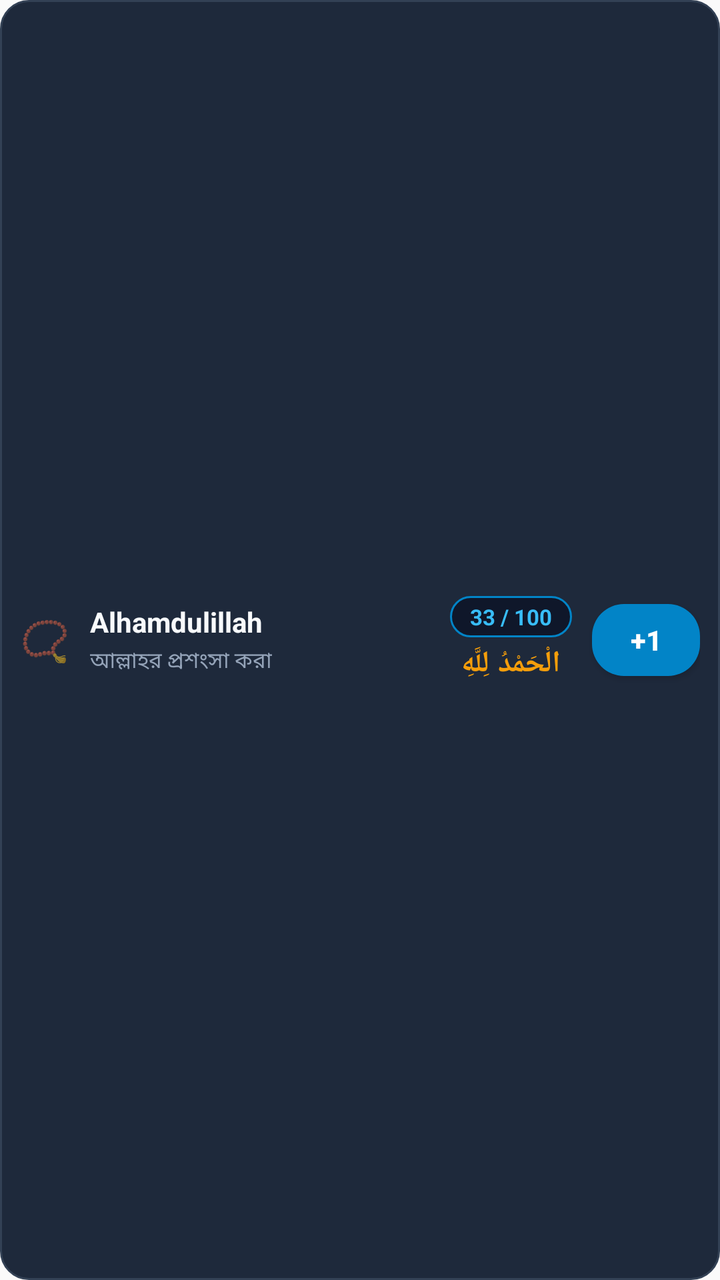
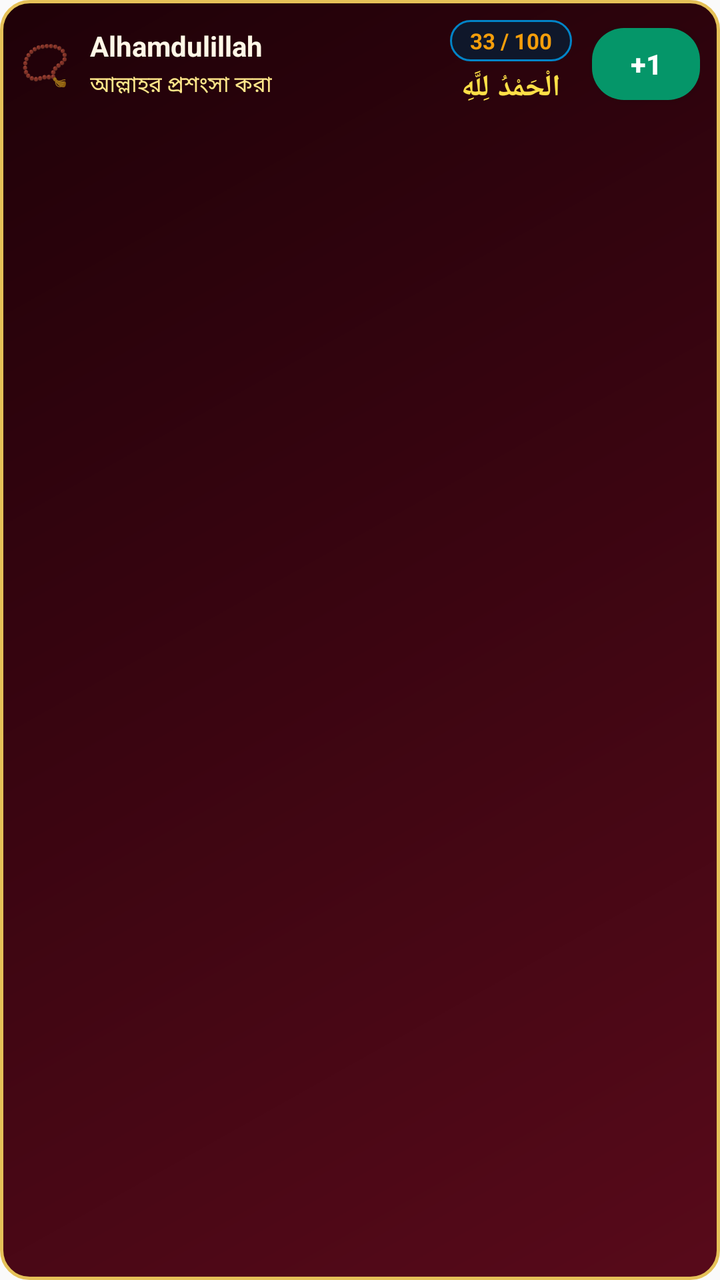

Screens rendered from an Android XML layout before and after an edit, with the pre-edit source and the edit as a unified diff.
<!-- AndroidManifest.xml: application theme Theme.RuhuTasbih -->
<!-- res/layout/tasbih_widget_item.xml -->
<?xml version="1.0" encoding="utf-8"?>
<LinearLayout xmlns:android="http://schemas.android.com/apk/res/android"
    android:id="@+id/widget_item_root"
    android:layout_width="match_parent"
    android:layout_height="wrap_content"
    android:layout_marginBottom="8dp"
    android:background="@drawable/widget_item_background"
    android:gravity="center_vertical"
    android:orientation="horizontal"
    android:padding="10dp">

    
    <TextView
        android:id="@+id/widget_item_icon"
        android:layout_width="wrap_content"
        android:layout_height="wrap_content"
        android:layout_marginEnd="10dp"
        android:text="📿"
        android:textSize="20sp" />

    
    <LinearLayout
        android:layout_width="0dp"
        android:layout_height="wrap_content"
        android:layout_weight="1"
        android:orientation="vertical">

        <TextView
            android:id="@+id/widget_item_name"
            android:layout_width="wrap_content"
            android:layout_height="wrap_content"
            android:ellipsize="end"
            android:maxLines="1"
            android:text="Alhamdulillah"
            android:textColor="#F8FAFC"
            android:textSize="14sp"
            android:textStyle="bold" />

        <TextView
            android:id="@+id/widget_item_meaning"
            android:layout_width="wrap_content"
            android:layout_height="wrap_content"
            android:layout_marginTop="2dp"
            android:ellipsize="end"
            android:maxLines="1"
            android:text="আল্লাহর প্রশংসা করা"
            android:textColor="#94A3B8"
            android:textSize="11sp" />
    </LinearLayout>

    
    <LinearLayout
        android:layout_width="wrap_content"
        android:layout_height="wrap_content"
        android:layout_marginEnd="10dp"
        android:gravity="center_horizontal"
        android:orientation="vertical">

        <TextView
            android:id="@+id/widget_item_count"
            android:layout_width="wrap_content"
            android:layout_height="wrap_content"
            android:background="@drawable/widget_pill_gold_background"
            android:paddingHorizontal="10dp"
            android:paddingVertical="3dp"
            android:text="33 / 100"
            android:textColor="#38BDF8"
            android:textSize="11sp"
            android:textStyle="bold" />

        <TextView
            android:id="@+id/widget_item_arabic"
            android:layout_width="wrap_content"
            android:layout_height="wrap_content"
            android:layout_marginTop="3dp"
            android:text="الْحَمْدُ لِلَّهِ"
            android:textColor="#F59E0B"
            android:textSize="15sp"
            android:textStyle="bold" />
    </LinearLayout>

    
    <Button
        android:id="@+id/widget_item_btn_increment"
        android:layout_width="54dp"
        android:layout_height="36dp"
        android:background="@drawable/widget_btn_green_background"
        android:backgroundTint="#0284C7"
        android:padding="0dp"
        android:text="+1"
        android:textColor="#FFFFFF"
        android:textSize="14sp"
        android:textStyle="bold" />

</LinearLayout>
<!-- resources referenced by this layout -->
<resources>
  <!-- drawable widget_btn_green_background (drawable) -->
  <?xml version="1.0" encoding="utf-8"?>
  <shape xmlns:android="http://schemas.android.com/apk/res/android"
      android:shape="rectangle">
      <solid android:color="#10B981" />
      <corners android:radius="16dp" />
  </shape>
  <!-- drawable widget_item_background (drawable) -->
  <?xml version="1.0" encoding="utf-8"?>
  <shape xmlns:android="http://schemas.android.com/apk/res/android"
      android:shape="rectangle">
      <solid android:color="#1E293B" />
      <corners android:radius="14dp" />
      <stroke
          android:width="1dp"
          android:color="#334155" />
  </shape>
  <!-- drawable widget_pill_gold_background (drawable) -->
  <?xml version="1.0" encoding="utf-8"?>
  <shape xmlns:android="http://schemas.android.com/apk/res/android"
      android:shape="rectangle">
      <solid android:color="#0F172A" />
      <corners android:radius="16dp" />
      <stroke
          android:width="1dp"
          android:color="#0284C7" />
  </shape>
  <style name="Theme.RuhuTasbih" parent="android:Theme.Material.Light.NoActionBar" />
</resources>

<!-- the commit's change to res/layout/tasbih_widget_item.xml (unified diff, before → after) -->
@@ -1,95 +1,110 @@
 <?xml version="1.0" encoding="utf-8"?>
-<LinearLayout xmlns:android="http://schemas.android.com/apk/res/android"
+<FrameLayout xmlns:android="http://schemas.android.com/apk/res/android"
     android:id="@+id/widget_item_root"
     android:layout_width="match_parent"
     android:layout_height="wrap_content"
     android:layout_marginBottom="8dp"
-    android:background="@drawable/widget_item_background"
-    android:gravity="center_vertical"
-    android:orientation="horizontal"
-    android:padding="10dp">
+    android:background="@drawable/widget_item_background">
 
     
-    <TextView
-        android:id="@+id/widget_item_icon"
-        android:layout_width="wrap_content"
+    <ImageView
+        android:id="@+id/widget_item_bg_image"
+        android:layout_width="match_parent"
+        android:layout_height="match_parent"
+        android:scaleType="centerCrop"
+        android:src="@drawable/widget_bg_vector"
+        android:alpha="0.25"
+        android:importantForAccessibility="no" />
+
+    <LinearLayout
+        android:layout_width="match_parent"
         android:layout_height="wrap_content"
-        android:layout_marginEnd="10dp"
-        android:text="📿"
-        android:textSize="20sp" />
+        android:gravity="center_vertical"
+        android:orientation="horizontal"
+        android:padding="10dp">
 
-    
-    <LinearLayout
-        android:layout_width="0dp"
-        android:layout_height="wrap_content"
-        android:layout_weight="1"
-        android:orientation="vertical">
-
+        
         <TextView
-            android:id="@+id/widget_item_name"
+            android:id="@+id/widget_item_icon"
             android:layout_width="wrap_content"
             android:layout_height="wrap_content"
-            android:ellipsize="end"
-            android:maxLines="1"
-            android:text="Alhamdulillah"
-            android:textColor="#F8FAFC"
+            android:layout_marginEnd="10dp"
+            android:text="📿"
+            android:textSize="20sp" />
+
+        
+        <LinearLayout
+            android:layout_width="0dp"
+            android:layout_height="wrap_content"
+            android:layout_weight="1"
+            android:orientation="vertical">
+
+            <TextView
+                android:id="@+id/widget_item_name"
+                android:layout_width="wrap_content"
+                android:layout_height="wrap_content"
+                android:ellipsize="end"
+                android:maxLines="1"
+                android:text="Alhamdulillah"
+                android:textColor="#FFF8E7"
+                android:textSize="14sp"
+                android:textStyle="bold" />
+
+            <TextView
+                android:id="@+id/widget_item_meaning"
+                android:layout_width="wrap_content"
+                android:layout_height="wrap_content"
+                android:layout_marginTop="2dp"
+                android:ellipsize="end"
+                android:maxLines="1"
+                android:text="আল্লাহর প্রশংসা করা"
+                android:textColor="#FDE68A"
+                android:textSize="11sp" />
+        </LinearLayout>
+
+        
+        <LinearLayout
+            android:layout_width="wrap_content"
+            android:layout_height="wrap_content"
+            android:layout_marginEnd="10dp"
+            android:gravity="center_horizontal"
+            android:orientation="vertical">
+
+            <TextView
+                android:id="@+id/widget_item_count"
+                android:layout_width="wrap_content"
+                android:layout_height="wrap_content"
+                android:background="@drawable/widget_pill_gold_background"
+                android:paddingHorizontal="10dp"
+                android:paddingVertical="3dp"
+                android:text="33 / 100"
+                android:textColor="#F59E0B"
+                android:textSize="11sp"
+                android:textStyle="bold" />
+
+            <TextView
+                android:id="@+id/widget_item_arabic"
+                android:layout_width="wrap_content"
+                android:layout_height="wrap_content"
+                android:layout_marginTop="3dp"
+                android:text="الْحَمْدُ لِلَّهِ"
+                android:textColor="#FDE047"
+                android:textSize="15sp"
+                android:textStyle="bold" />
+        </LinearLayout>
+
+        
+        <Button
+            android:id="@+id/widget_item_btn_increment"
+            android:layout_width="54dp"
+            android:layout_height="36dp"
+            android:background="@drawable/widget_btn_green_background"
+            android:backgroundTint="#059669"
+            android:padding="0dp"
+            android:text="+1"
+            android:textColor="#FFFFFF"
             android:textSize="14sp"
             android:textStyle="bold" />
 
-        <TextView
-            android:id="@+id/widget_item_meaning"
-            android:layout_width="wrap_content"
-            android:layout_height="wrap_content"
-            android:layout_marginTop="2dp"
-            android:ellipsize="end"
-            android:maxLines="1"
-            android:text="আল্লাহর প্রশংসা করা"
-            android:textColor="#94A3B8"
-            android:textSize="11sp" />
     </LinearLayout>
-
-    
-    <LinearLayout
-        android:layout_width="wrap_content"
-        android:layout_height="wrap_content"
-        android:layout_marginEnd="10dp"
-        android:gravity="center_horizontal"
-        android:orientation="vertical">
-
-        <TextView
-            android:id="@+id/widget_item_count"
-            android:layout_width="wrap_content"
-            android:layout_height="wrap_content"
-            android:background="@drawable/widget_pill_gold_background"
-            android:paddingHorizontal="10dp"
-            android:paddingVertical="3dp"
-            android:text="33 / 100"
-            android:textColor="#38BDF8"
-            android:textSize="11sp"
-            android:textStyle="bold" />
-
-        <TextView
-            android:id="@+id/widget_item_arabic"
-            android:layout_width="wrap_content"
-            android:layout_height="wrap_content"
-            android:layout_marginTop="3dp"
-            android:text="الْحَمْدُ لِلَّهِ"
-            android:textColor="#F59E0B"
-            android:textSize="15sp"
-            android:textStyle="bold" />
-    </LinearLayout>
-
-    
-    <Button
-        android:id="@+id/widget_item_btn_increment"
-        android:layout_width="54dp"
-        android:layout_height="36dp"
-        android:background="@drawable/widget_btn_green_background"
-        android:backgroundTint="#0284C7"
-        android:padding="0dp"
-        android:text="+1"
-        android:textColor="#FFFFFF"
-        android:textSize="14sp"
-        android:textStyle="bold" />
-
-</LinearLayout>
+</FrameLayout>
<!-- resource entries referenced after the edit -->
@@ -1,5 +1,6 @@
 <!-- resources referenced by this layout -->
 <resources>
+  <!-- drawable widget_bg_vector: vector/xml drawable (drawable, 24618 chars, omitted) -->
   <!-- drawable widget_btn_green_background (drawable) -->
   <?xml version="1.0" encoding="utf-8"?>
   <shape xmlns:android="http://schemas.android.com/apk/res/android"
@@ -11,11 +12,15 @@
   <?xml version="1.0" encoding="utf-8"?>
   <shape xmlns:android="http://schemas.android.com/apk/res/android"
       android:shape="rectangle">
-      <solid android:color="#1E293B" />
+      <gradient
+          android:angle="135"
+          android:startColor="#580A1A"
+          android:centerColor="#3B0511"
+          android:endColor="#1F0108" />
       <corners android:radius="14dp" />
       <stroke
-          android:width="1dp"
-          android:color="#334155" />
+          android:width="1.5dp"
+          android:color="#E5C158" />
   </shape>
   <!-- drawable widget_pill_gold_background (drawable) -->
   <?xml version="1.0" encoding="utf-8"?>
